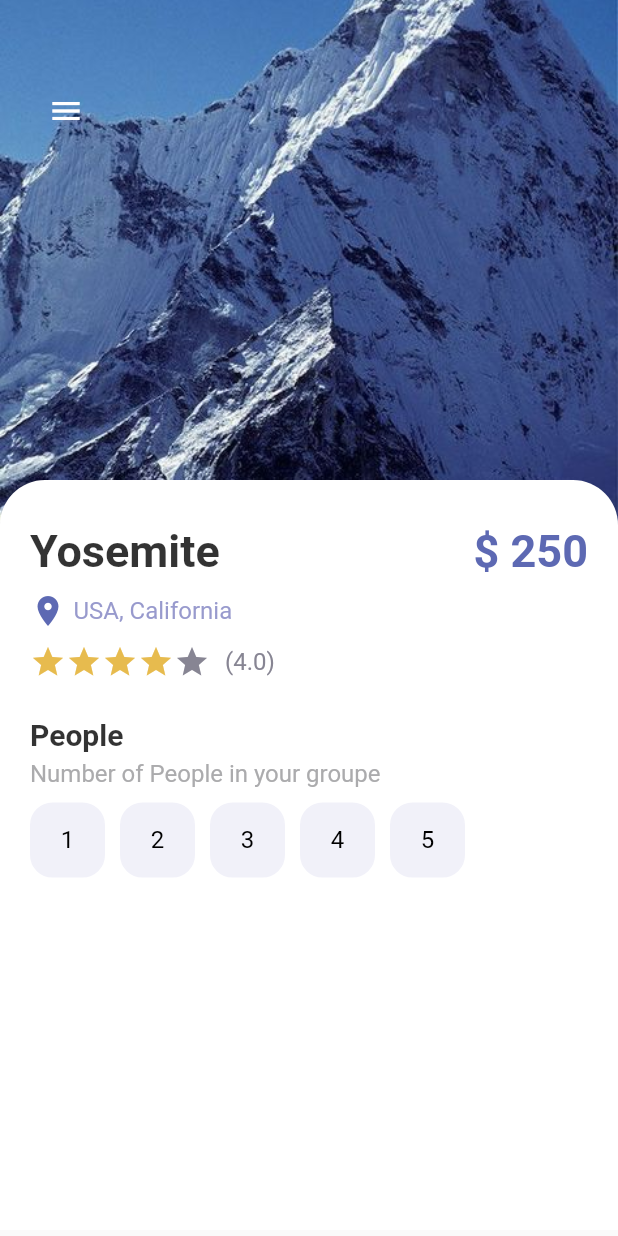
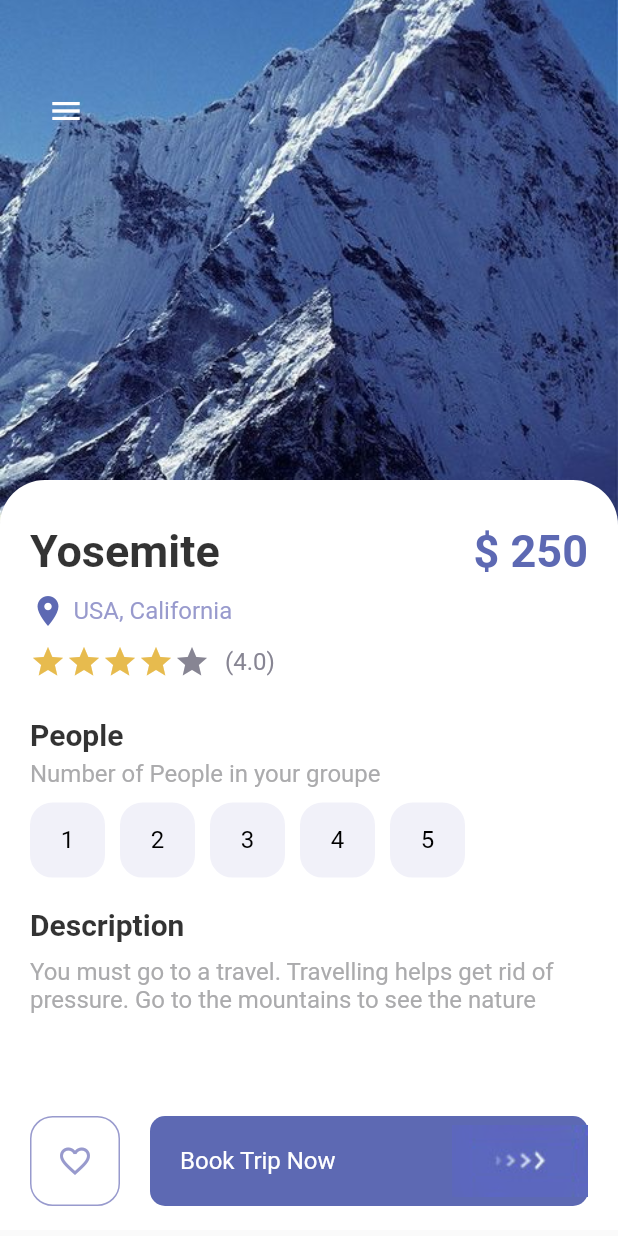
Before and after one commit to Sihamtahi/Tripy, a Flutter app: the screen it shows after launch, on a phone screen of 412 x 824 dp. Run offline on Flutter 3.47's test engine with Material 2 defaults, Android fonts, the phone set to English and light mode, and no system bars.

Commit message:
final detail page

```diff
--- a/lib/detail_page.dart
+++ b/lib/detail_page.dart
@@ -3,6 +3,7 @@ import 'package:cubit_application/misc/colors.dart';
 import 'package:cubit_application/widgets/app_button.dart';
 import 'package:cubit_application/widgets/app_large_text.dart';
 import 'package:cubit_application/widgets/app_text.dart';
+import 'package:cubit_application/widgets/responsive_botton.dart';
 import 'package:flutter/cupertino.dart';
 import 'package:flutter/material.dart';
 
@@ -123,10 +124,39 @@ class _DetailpageState extends State<Detailpage> {
                           ),
                         );
                       }),
-                    )
+                    ),
+                    SizedBox(height: 20,),
+                    AppLargeText(text: "Description", color: Colors.black54.withOpacity(0.8), size: 20,),
+                    SizedBox(height: 10,),
+                    AppText(text: "You must go to a travel. Travelling helps get rid of pressure. Go to the mountains to see the nature ",color: AppColors.mainTextColor,),
+                    SizedBox(height: 10,),
 
                   ],
                 ),
+          )),
+          Positioned(
+            bottom: 20,
+              left: 20,
+              right: 20,
+              child: Row(
+
+                children: [
+                  AppButtons(size: 60,
+                      color: AppColors.textColor1,
+                      backgroundColor: Colors.white,
+                      borderColor:  AppColors.textColor1,
+                    isIcon: true,
+                    icon: Icons.favorite_border,
+
+
+                  ),
+                  SizedBox(width: 20,),
+                  ResponsiveBotton(
+                    isResponsive: true,
+
+                  )
+                ],
+
           ))
         ],
         ),
--- a/lib/widgets/responsive_botton.dart
+++ b/lib/widgets/responsive_botton.dart
@@ -1,28 +1,36 @@
 
 import 'package:cubit_application/misc/colors.dart';
+import 'package:cubit_application/widgets/app_text.dart';
 import 'package:flutter/cupertino.dart';
+import 'package:flutter/material.dart';
 
 class ResponsiveBotton extends StatelessWidget {
   bool? isResponsive;
   double? width;
 
-  ResponsiveBotton( {Key? key, this.width , this.isResponsive = false}) : super(key: key);
+  ResponsiveBotton( {Key? key, this.width = 120, this.isResponsive = false}) : super(key: key);
   @override
   Widget build(BuildContext context) {
-    return Container(
-      width: width,
+    return Flexible(
+      child: Container(
+        width: isResponsive== true? double.maxFinite : width,
         height: 60,
         decoration: BoxDecoration(
             borderRadius: BorderRadius.circular(10),
             color: AppColors.mainColor
         ),
         child: Row(
-        mainAxisAlignment: MainAxisAlignment.center,
+          mainAxisAlignment: isResponsive== true?MainAxisAlignment.spaceBetween: MainAxisAlignment.center,
           children: [
+            isResponsive== true? Container(
+              margin: const EdgeInsets.only(left: 20),
+
+                child: AppText(text: "Book Trip Now", color: Colors.white)) : Container(),
             Image.asset("img/button-one.png"),
             // now we should
           ],
         ),
+      ),
     );
   }
 }
```
Lines whose indentation alone changed are shown as unchanged.
